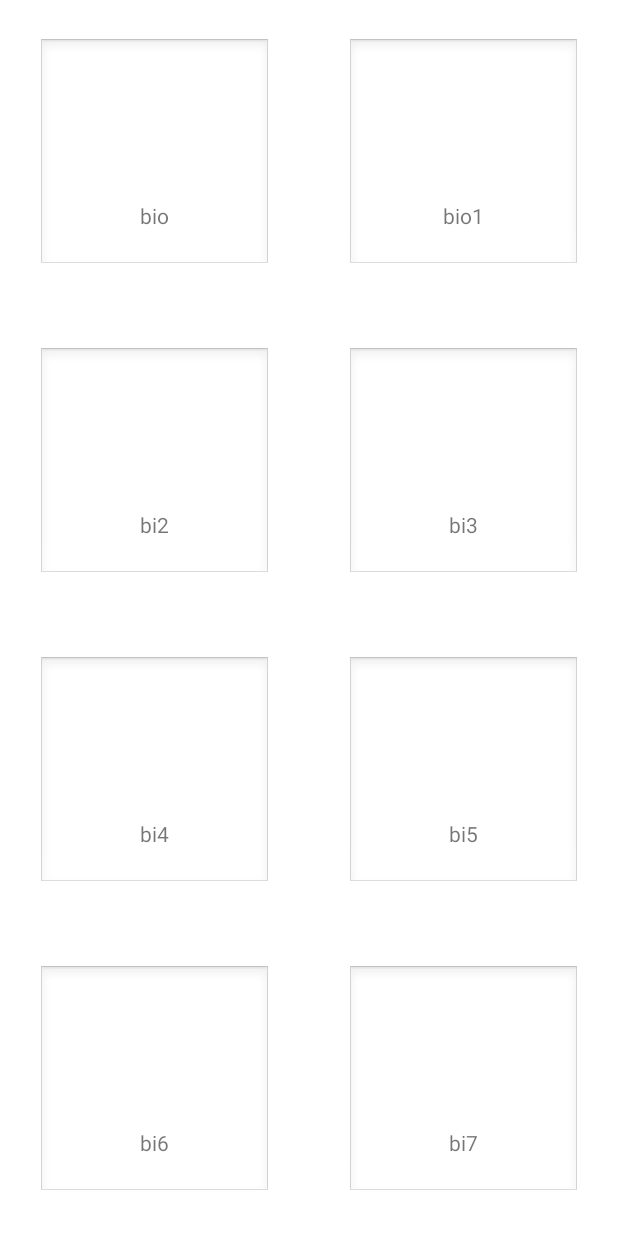
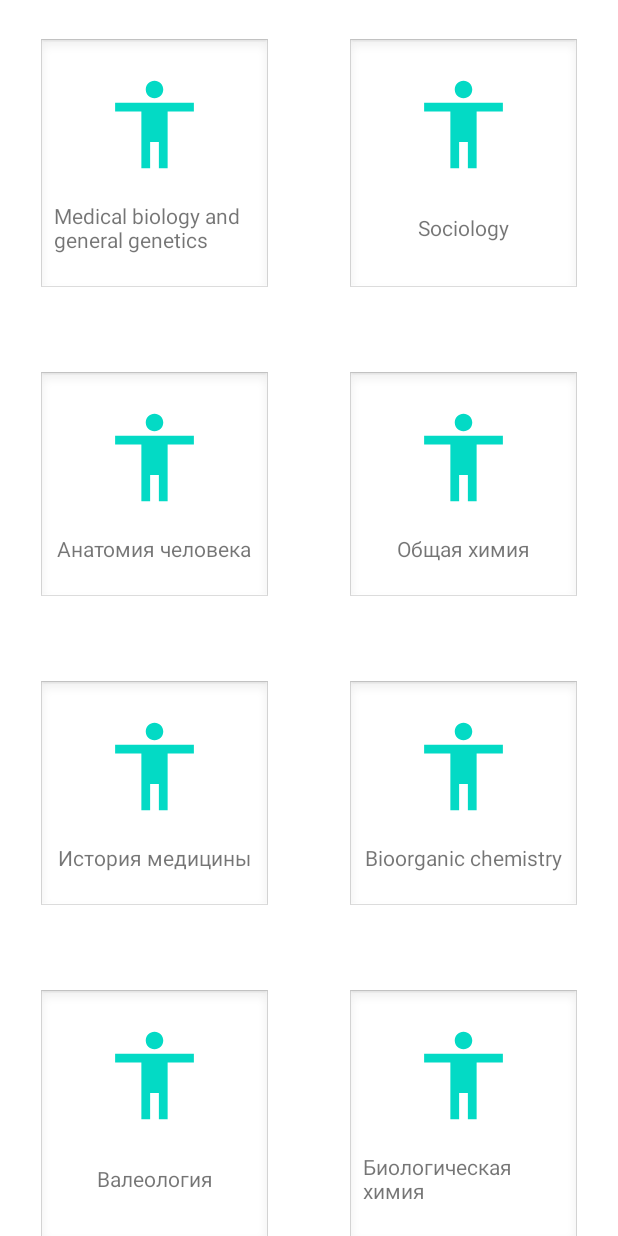
Before and after one commit to Fegustin/MedArchive, an Android app: the ListOfItemsFragment screen opened directly, with no data from a screen before it, on a phone screen of 412 x 824 dp. Run offline under Robolectric (Android 15) with nearby library versions, the phone set to English and light mode, and no system bars; our stand-ins replace Firebase (no records; nobody signed in at launch, a user with empty details on screens opened directly); libraries missing offline, so code that uses them is left out: com.firebase.ui.

Commit message:
Нужно добавить передачу pojo другому классу

```diff
--- a/app/build.gradle
+++ b/app/build.gradle
@@ -2,6 +2,7 @@ apply plugin: 'com.android.application'
 apply plugin: 'com.google.gms.google-services'
 apply plugin: 'kotlin-android'
 apply plugin: 'kotlin-android-extensions'
+apply plugin: "androidx.navigation.safeargs.kotlin"
 
 android {
     compileSdkVersion 30
--- a/app/src/main/java/com/example/medarchive/adapter/ItemMedAdapter.kt
+++ b/app/src/main/java/com/example/medarchive/adapter/ItemMedAdapter.kt
@@ -11,6 +11,7 @@ import androidx.constraintlayout.widget.ConstraintLayout
 import androidx.recyclerview.widget.RecyclerView
 import com.example.medarchive.R
 import com.example.medarchive.pojo.ItemMed
+import com.example.medarchive.ui.ListOfItemsFragmentDirections
 
 class ItemMedAdapter(private val listArray: List<ItemMed>, private val context: Context) :
     RecyclerView.Adapter<ItemMedAdapter.ViewHolder>() {
@@ -29,7 +30,9 @@ class ItemMedAdapter(private val listArray: List<ItemMed>, private val context:
         holder.imageViewTitleMed.setImageResource(currentItem.imageTitleMed)
         holder.textViewNameItemMed.text = currentItem.nameItemMed
 
-        holder.layoutMed.setOnClickListener { Toast.makeText(context, "$currentItem", Toast.LENGTH_SHORT).show() }
+        holder.layoutMed.setOnClickListener {
+//            val action = ListOfItemsFragmentDirections
+        }
     }
 
     class ViewHolder(view: View) : RecyclerView.ViewHolder(view) {
--- a/app/src/main/java/com/example/medarchive/ui/ListOfItemsFragment.kt
+++ b/app/src/main/java/com/example/medarchive/ui/ListOfItemsFragment.kt
@@ -25,14 +25,14 @@ class ListOfItemsFragment : Fragment() {
 
         val list = ArrayList<ItemMed>()
 
-        list.add(ItemMed("bio", R.drawable.common_full_open_on_phone))
-        list.add(ItemMed("bio1", R.drawable.common_full_open_on_phone))
-        list.add(ItemMed("bi2", R.drawable.common_full_open_on_phone))
-        list.add(ItemMed("bi3", R.drawable.common_full_open_on_phone))
-        list.add(ItemMed("bi4", R.drawable.common_full_open_on_phone))
-        list.add(ItemMed("bi5", R.drawable.common_full_open_on_phone))
-        list.add(ItemMed("bi6", R.drawable.common_full_open_on_phone))
-        list.add(ItemMed("bi7", R.drawable.common_full_open_on_phone))
+        list.add(ItemMed("Medical biology and general genetics", R.drawable.ic_action))
+        list.add(ItemMed("Sociology", R.drawable.ic_action))
+        list.add(ItemMed("Анатомия человека", R.drawable.ic_action))
+        list.add(ItemMed("Общая химия", R.drawable.ic_action))
+        list.add(ItemMed("История медицины", R.drawable.ic_action))
+        list.add(ItemMed("Bioorganic chemistry", R.drawable.ic_action))
+        list.add(ItemMed("Валеология", R.drawable.ic_action))
+        list.add(ItemMed("Биологическая химия", R.drawable.ic_action))
 
         recyclerViewItemMed.adapter = ItemMedAdapter(list, requireContext())
         recyclerViewItemMed.layoutManager = GridLayoutManager(activity, 2)
--- /dev/null
+++ b/app/src/main/res/drawable-anydpi/ic_action.xml
@@ -0,0 +1,9 @@
+<vector xmlns:android="http://schemas.android.com/apk/res/android"
+    android:width="24dp"
+    android:height="24dp"
+    android:viewportWidth="24"
+    android:viewportHeight="24">
+  <path
+      android:fillColor="@color/colorAccent"
+      android:pathData="M12,2c1.1,0 2,0.9 2,2s-0.9,2 -2,2 -2,-0.9 -2,-2 0.9,-2 2,-2zM21,9h-6v13h-2v-6h-2v6L9,22L9,9L3,9L3,7h18v2z"/>
+</vector>
--- a/app/src/main/res/navigation/nav_main.xml
+++ b/app/src/main/res/navigation/nav_main.xml
@@ -18,5 +18,18 @@
         android:id="@+id/listOfItemsFragment"
         android:name="com.example.medarchive.ui.ListOfItemsFragment"
         android:label="fragment_list_of_items"
-        tools:layout="@layout/fragment_list_of_items" />
+        tools:layout="@layout/fragment_list_of_items" >
+        <action
+            android:id="@+id/action_listOfItemsFragment_to_lecturesFragment"
+            app:destination="@id/lecturesFragment" />
+    </fragment>
+    <fragment
+        android:id="@+id/lecturesFragment"
+        android:name="com.example.medarchive.LecturesFragment"
+        android:label="fragment_lectures"
+        tools:layout="@layout/fragment_lectures" >
+        <argument
+            android:name="id"
+            app:argType="integer" />
+    </fragment>
 </navigation>
--- a/build.gradle
+++ b/build.gradle
@@ -11,6 +11,10 @@ buildscript {
 
         // Firebase
         classpath 'com.google.gms:google-services:4.3.3'
+
+        // Safe args
+        def nav_version = "2.3.0"
+        classpath "androidx.navigation:navigation-safe-args-gradle-plugin:$nav_version"
 
         // NOTE: Do not place your application dependencies here; they belong
         // in the individual module build.gradle files
```
Also changed, not shown: app/src/main/java/com/example/medarchive/LecturesFragment.kt (added, +59 -0 lines), app/src/main/res/layout/fragment_lectures.xml (added, +10 -0 lines), app/src/main/res/drawable-hdpi/ic_action.png (added), app/src/main/res/drawable-mdpi/ic_action.png (added), app/src/main/res/drawable-xhdpi/ic_action.png (added), app/src/main/res/drawable-xxhdpi/ic_action.png (added).
